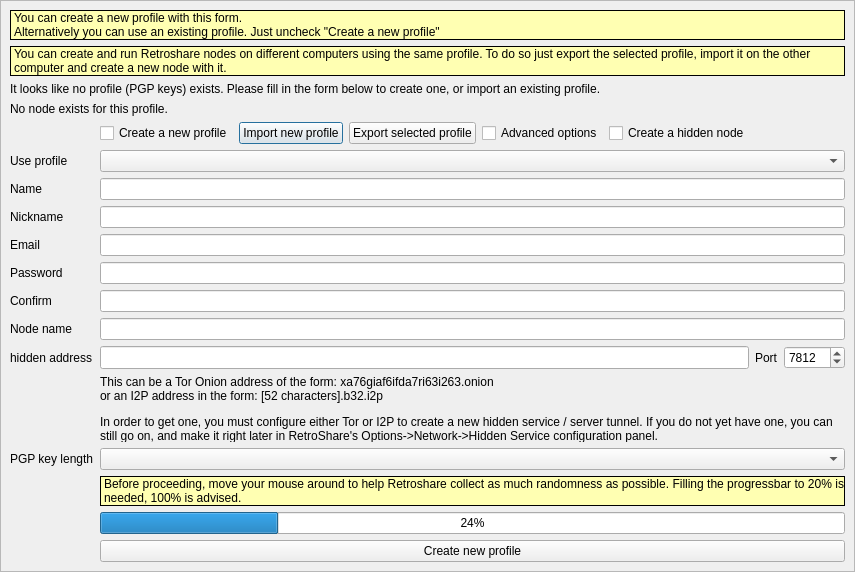
RetroShare/RetroShare, file retroshare-gui/src/gui/GenCertDialog.ui: the form before one commit.
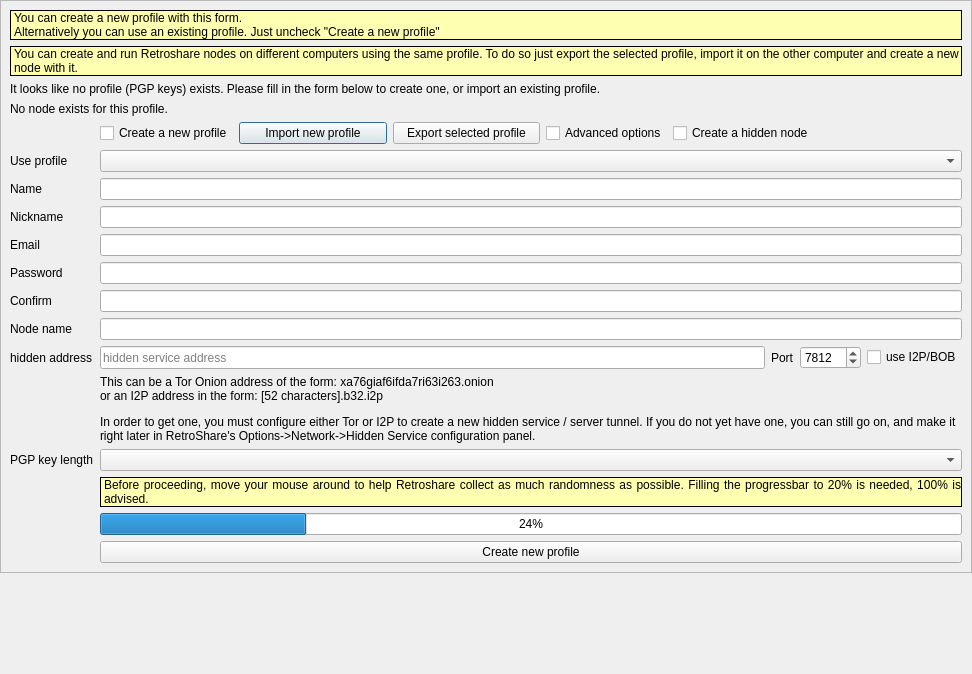
The form after the commit. Icons and pictures are not drawn. Custom widgets are drawn as their Qt base class.

Commit message: add I2P BOB to GenCertDialog

```diff
--- a/retroshare-gui/src/gui/GenCertDialog.ui
+++ b/retroshare-gui/src/gui/GenCertDialog.ui
@@ -6,8 +6,8 @@
    <rect>
     <x>0</x>
     <y>0</y>
-    <width>855</width>
-    <height>572</height>
+    <width>972</width>
+    <height>674</height>
    </rect>
   </property>
   <property name="windowTitle">
@@ -352,9 +352,15 @@
               <height>32</height>
              </size>
             </property>
+            <property name="text">
+             <string/>
+            </property>
             <property name="maxLength">
              <number>64</number>
             </property>
+            <property name="placeholderText">
+             <string>hidden service address</string>
+            </property>
            </widget>
           </item>
           <item>
@@ -380,6 +386,13 @@
             </property>
            </widget>
           </item>
+          <item>
+           <widget class="QCheckBox" name="cbUseBob">
+            <property name="text">
+             <string>use I2P/BOB</string>
+            </property>
+           </widget>
+          </item>
          </layout>
         </item>
         <item row="9" column="1">
@@ -721,17 +734,17 @@
   </layout>
  </widget>
  <customwidgets>
+  <customwidget>
+   <class>StyledLabel</class>
+   <extends>QLabel</extends>
+   <header>gui/common/StyledLabel.h</header>
+  </customwidget>
   <customwidget>
    <class>HeaderFrame</class>
    <extends>QFrame</extends>
    <header>gui/common/HeaderFrame.h</header>
    <container>1</container>
   </customwidget>
-  <customwidget>
-   <class>StyledLabel</class>
-   <extends>QLabel</extends>
-   <header>gui/common/StyledLabel.h</header>
-  </customwidget>
  </customwidgets>
  <tabstops>
   <tabstop>new_gpg_key_checkbox</tabstop>
```
Left out of the diff: 2 changed lines with no effect on the pictures. The commit also changes 5 other files.
